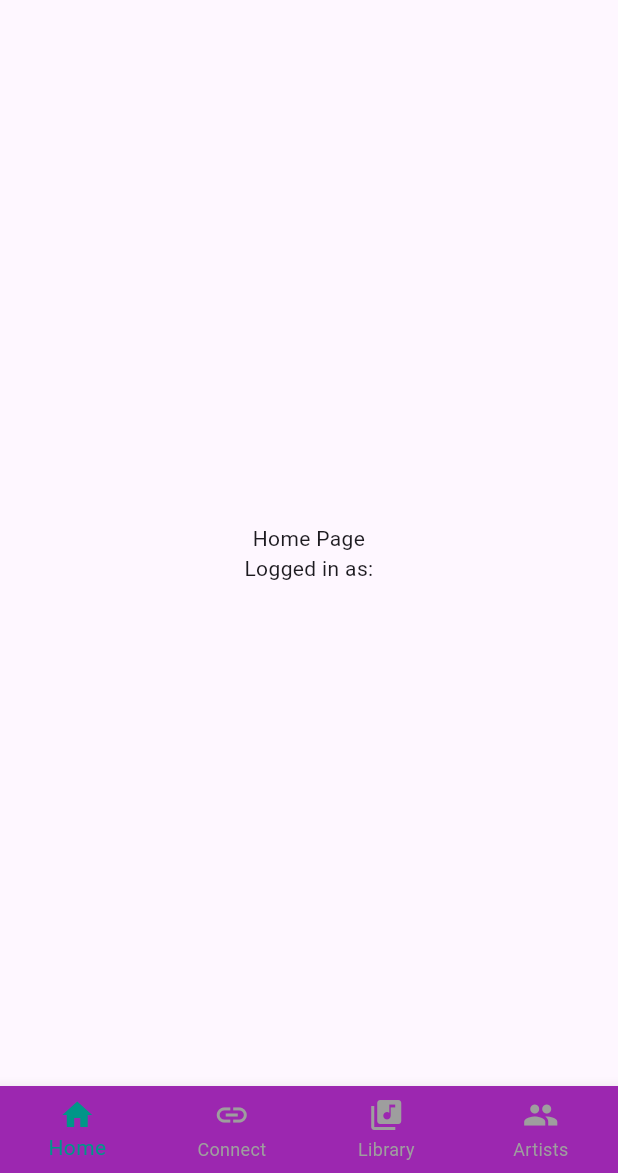
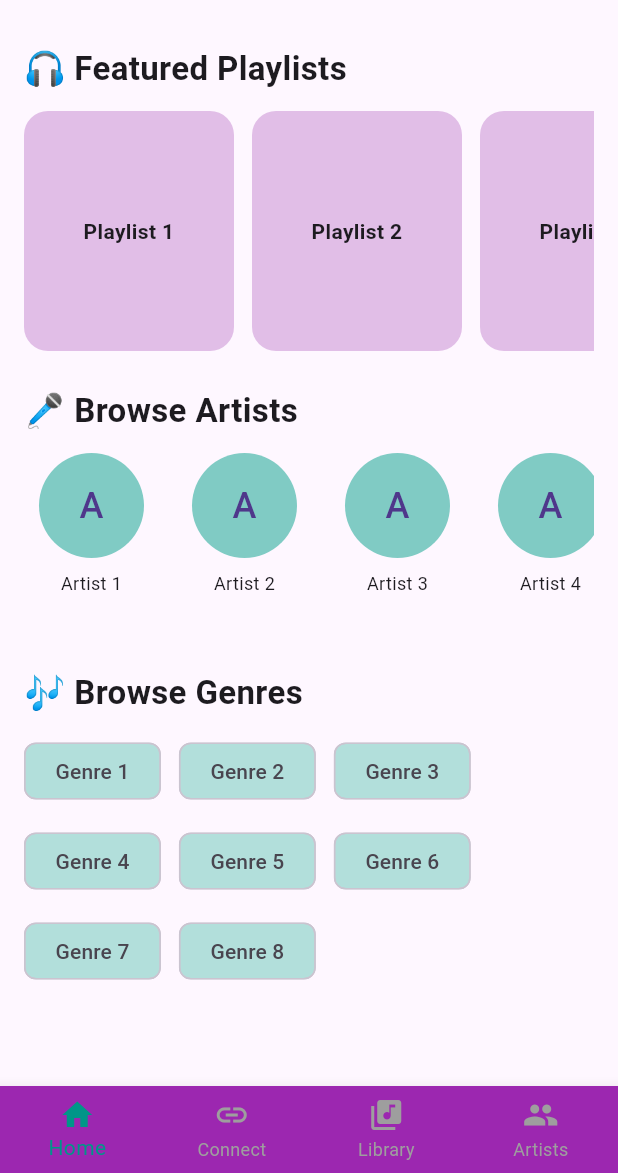
Before and after one commit to 12kishansingh/tunesync., a Flutter app: the screen it shows once a user with an empty profile is signed in, on a phone screen of 412 x 824 dp, the part 63-1236 px from its top. Run offline on Flutter 3.47's test engine with Material 3 defaults, Android fonts, the phone set to English and light mode, and no system bars; our stand-ins replace firebase_auth, firebase_core, google_sign_in; accounts and stored records are empty.

Commit message:
added featured playlists, browse artits ,genres, features

```diff
--- /dev/null
+++ b/lib/pages/Home/h1.dart
@@ -0,0 +1,98 @@
+import 'package:flutter/material.dart';
+
+class HomePage1 extends StatelessWidget {
+  const HomePage1({super.key});
+
+  @override
+  Widget build(BuildContext context) {
+    return SingleChildScrollView(
+      padding: const EdgeInsets.all(16.0),
+      child: Column(
+        crossAxisAlignment: CrossAxisAlignment.start,
+        children: [
+          const Text("🎧 Featured Playlists",
+              style: TextStyle(fontSize: 22, fontWeight: FontWeight.bold)),
+          const SizedBox(height: 12),
+          SizedBox(
+            height: 160,
+            child: ListView(
+              scrollDirection: Axis.horizontal,
+              children: List.generate(
+                5,
+                (index) => _buildCard("Playlist ${index + 1}"),
+              ),
+            ),
+          ),
+          const SizedBox(height: 24),
+          const Text("🎤 Browse Artists",
+              style: TextStyle(fontSize: 22, fontWeight: FontWeight.bold)),
+          const SizedBox(height: 12),
+          SizedBox(
+            height: 120,
+            child: ListView(
+              scrollDirection: Axis.horizontal,
+              children: List.generate(
+                6,
+                (index) => _buildCircleCard("Artist ${index + 1}"),
+              ),
+            ),
+          ),
+          const SizedBox(height: 24),
+          const Text("🎶 Browse Genres",
+              style: TextStyle(fontSize: 22, fontWeight: FontWeight.bold)),
+          const SizedBox(height: 12),
+          Wrap(
+            spacing: 12,
+            runSpacing: 12,
+            children: List.generate(
+              8,
+              (index) => _buildGenreChip("Genre ${index + 1}"),
+            ),
+          ),
+        ],
+      ),
+    );
+  }
+
+  Widget _buildCard(String title) {
+    return Container(
+      width: 140,
+      margin: const EdgeInsets.only(right: 12),
+      decoration: BoxDecoration(
+        borderRadius: BorderRadius.circular(16),
+        color: Colors.purple.shade100,
+      ),
+      child: Center(
+        child: Text(title,
+            textAlign: TextAlign.center,
+            style: const TextStyle(fontWeight: FontWeight.w600)),
+      ),
+    );
+  }
+
+  Widget _buildCircleCard(String name) {
+    return Container(
+      width: 90,
+      margin: const EdgeInsets.only(right: 12),
+      child: Column(
+        children: [
+          CircleAvatar(
+            radius: 35,
+            backgroundColor: Colors.teal.shade200,
+            child: Text(name[0], style: const TextStyle(fontSize: 24)),
+          ),
+          const SizedBox(height: 8),
+          Text(name, style: const TextStyle(fontSize: 12), textAlign: TextAlign.center),
+        ],
+      ),
+    );
+  }
+
+  Widget _buildGenreChip(String label) {
+    return Chip(
+      label: Text(label),
+      backgroundColor: Colors.teal.shade100,
+      padding: const EdgeInsets.symmetric(horizontal: 12, vertical: 8),
+    );
+  }
+}
--- a/lib/pages/home_page.dart
+++ b/lib/pages/home_page.dart
@@ -1,5 +1,7 @@
 import 'package:firebase_auth/firebase_auth.dart';
 import 'package:flutter/material.dart';
+import 'package:tunesync/pages/Home/h1.dart';
+
 
 class HomePage extends StatefulWidget {
   const HomePage({super.key});
@@ -17,11 +19,9 @@ class _HomePageState extends State<HomePage> {
     FirebaseAuth.instance.signOut();
   }
 
-  // Dummy content pages for each nav item
-  static List<Widget> _pages(String userEmail) => [
-        Center(
-            child: Text("Home Page\nLogged in as: $userEmail",
-                textAlign: TextAlign.center)),
+  // Content pages for each nav item
+  static List<Widget> _pages() => const [
+        HomePage1(),
         Center(child: Text("Connect Page")),
         Center(child: Text("Library Page")),
         Center(child: Text("Artists Page")),
@@ -43,7 +43,6 @@ class _HomePageState extends State<HomePage> {
           IconButton(
             icon: const Icon(Icons.search),
             onPressed: () {
-              // TODO: Implement search functionality
               ScaffoldMessenger.of(context).showSnackBar(
                 const SnackBar(content: Text('Search tapped')),
               );
@@ -52,9 +51,8 @@ class _HomePageState extends State<HomePage> {
           IconButton(
             icon: const Icon(Icons.account_circle),
             onPressed: () {
-              // TODO: Show user profile or navigate to profile page
               ScaffoldMessenger.of(context).showSnackBar(
-                SnackBar(content: Text("Logged in as: ${user.email}")),
+                SnackBar(content: Text("Profile info")),
               );
             },
           ),
@@ -64,7 +62,7 @@ class _HomePageState extends State<HomePage> {
           ),
         ],
       ),
-      body: _pages(user.email!)[_selectedIndex],
+      body: _pages()[_selectedIndex],
       bottomNavigationBar: BottomNavigationBar(
         type: BottomNavigationBarType.fixed,
         elevation: 8.0,
```
